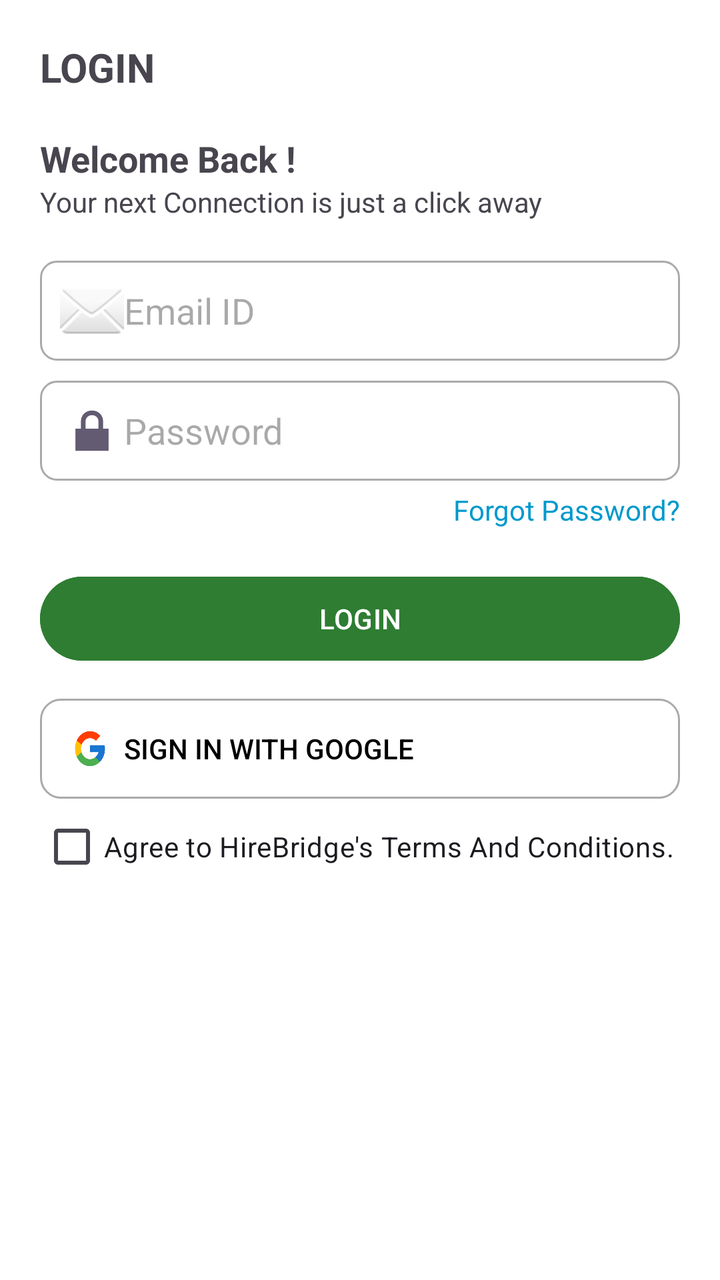
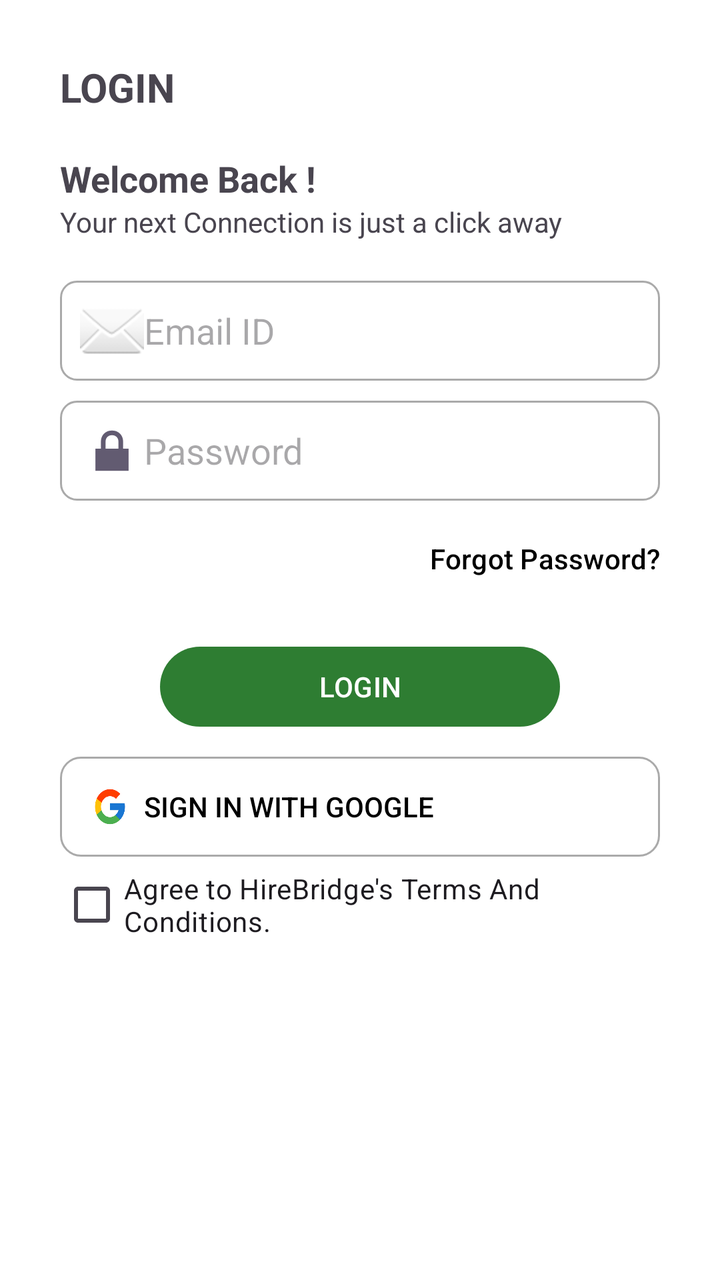

Before-and-after screenshots of an Android layout around one commit, followed by the original layout XML and the change that was made.
<!-- AndroidManifest.xml: application theme Theme.HireBridge -->
<!-- res/layout/activity_login.xml -->
<?xml version="1.0" encoding="utf-8"?>
<ScrollView xmlns:android="http://schemas.android.com/apk/res/android"
    android:layout_width="match_parent"
    android:layout_height="match_parent"
    xmlns:app="http://schemas.android.com/apk/res-auto"
    android:background="@android:color/white"
    android:padding="20dp">

    <LinearLayout
        android:layout_width="match_parent"
        android:layout_height="wrap_content"
        android:orientation="vertical">

        
        <TextView
            android:layout_width="wrap_content"
            android:layout_height="wrap_content"
            android:text="LOGIN"
            android:textStyle="bold"
            android:textSize="20sp"
            android:layout_marginBottom="20dp" />

        
        <TextView
            android:layout_width="wrap_content"
            android:layout_height="wrap_content"
            android:text="Welcome Back !"
            android:textStyle="bold"
            android:textSize="18sp"/>

        <TextView
            android:layout_width="wrap_content"
            android:layout_height="wrap_content"
            android:text="Your next Connection is just a click away"
            android:textSize="14sp"
            android:layout_marginBottom="20dp"/>

        
        <EditText
            android:id="@+id/etEmail"
            android:layout_width="match_parent"
            android:layout_height="50dp"
            android:hint="Email ID"
            android:drawableLeft="@android:drawable/ic_dialog_email"
            android:background="@drawable/edittext_bg"
            android:padding="10dp"
            android:inputType="textEmailAddress"/>

        
        <EditText
            android:id="@+id/etPassword"
            android:layout_width="match_parent"
            android:layout_height="50dp"
            android:hint="Password"
            android:drawableLeft="@android:drawable/ic_lock_lock"
            android:background="@drawable/edittext_bg"
            android:padding="10dp"
            android:layout_marginTop="10dp"
            android:inputType="textPassword"/>

        
        <TextView
            android:id="@+id/tvForgotPassword"
            android:layout_width="wrap_content"
            android:layout_height="wrap_content"
            android:text="Forgot Password?"
            android:textColor="@android:color/holo_blue_dark"
            android:layout_marginTop="5dp"
            android:layout_gravity="end"/>

        
        <Button
            android:id="@+id/btnLogin"
            android:layout_width="match_parent"
            android:layout_height="50dp"
            android:text="LOGIN"
            android:textColor="@android:color/white"
            android:backgroundTint="@color/green"
            android:layout_marginTop="20dp"/>

        
        <com.google.android.material.button.MaterialButton
            android:id="@+id/btnGoogle"
            android:layout_width="match_parent"
            android:layout_height="50dp"
            android:background="@drawable/google_btn_bg"
            android:text="Sign in with Google"
            android:textColor="@android:color/black"
            android:gravity="center_vertical"
            android:paddingStart="16dp"
            android:paddingEnd="16dp"
            app:icon="@drawable/ic_google"
            app:iconGravity="start"
            app:iconPadding="8dp"
            app:iconTint="@null"
            app:backgroundTint="@null"
            app:rippleColor="@android:color/darker_gray"
            style="@style/Widget.AppCompat.Button.Borderless"
            android:layout_marginTop="15dp"/>


        
        <CheckBox
            android:id="@+id/cbTerms"
            android:layout_width="match_parent"
            android:layout_height="wrap_content"
            android:text="Agree to HireBridge's Terms And Conditions."/>

    </LinearLayout>
</ScrollView>
<!-- resources referenced by this layout -->
<resources>
  <color name="green">#2E7D32</color>
  <!-- drawable edittext_bg (drawable) -->
  <?xml version="1.0" encoding="utf-8"?>
  <shape xmlns:android="http://schemas.android.com/apk/res/android"
      android:shape="rectangle">
  
      
      <solid android:color="@android:color/white"/>
  
      
      <stroke
          android:width="1dp"
          android:color="@android:color/darker_gray"/>
  
      
      <corners android:radius="8dp"/>
  
      
      <padding
          android:left="10dp"
          android:top="10dp"
          android:right="10dp"
          android:bottom="10dp"/>
  </shape>
  <!-- drawable google_btn_bg (drawable) -->
  <?xml version="1.0" encoding="utf-8"?>
  <shape xmlns:android="http://schemas.android.com/apk/res/android"
      android:shape="rectangle">
  
      
      <solid android:color="@color/white"/>
  
      
      <stroke
          android:width="1dp"
          android:color="@android:color/darker_gray"/>
  
      
      <corners android:radius="10dp"/>
  
      
      <padding
          android:left="12dp"
          android:top="12dp"
          android:right="12dp"
          android:bottom="12dp"/>
  </shape>
  <!-- drawable ic_google: png bitmap (drawable, 2475 bytes) -->
  <style name="Theme.HireBridge" parent="Base.Theme.HireBridge" />
  <color name="white">#FFFFFFFF</color>
  <style name="Base.Theme.HireBridge" parent="Theme.Material3.DayNight.NoActionBar">
          
          
      </style>
</resources>

<!-- the commit's change to res/layout/activity_login.xml (unified diff, before → after) -->
@@ -4,7 +4,7 @@
     android:layout_height="match_parent"
     xmlns:app="http://schemas.android.com/apk/res-auto"
     android:background="@android:color/white"
-    android:padding="20dp">
+    android:padding="30dp">
 
     <LinearLayout
         android:layout_width="match_parent"
@@ -59,24 +59,38 @@
             android:inputType="textPassword"/>
 
         
-        <TextView
-            android:id="@+id/tvForgotPassword"
+        <Button
+            android:id="@+id/btnForgotPassword"
             android:layout_width="wrap_content"
             android:layout_height="wrap_content"
             android:text="Forgot Password?"
-            android:textColor="@android:color/holo_blue_dark"
+            android:textColor="@color/black"
+            android:background="@android:color/transparent"
             android:layout_marginTop="5dp"
-            android:layout_gravity="end"/>
+            android:layout_gravity="end"
+            android:paddingHorizontal="0dp"
+            android:paddingVertical="0dp"
+            android:textSize="14sp"
+            android:foreground="?attr/selectableItemBackgroundBorderless"/>
+
+
 
         
         <Button
             android:id="@+id/btnLogin"
-            android:layout_width="match_parent"
-            android:layout_height="50dp"
+            android:layout_width="200dp"
+            android:layout_height="40dp"
             android:text="LOGIN"
             android:textColor="@android:color/white"
-            android:backgroundTint="@color/green"
-            android:layout_marginTop="20dp"/>
+            android:layout_gravity="center"
+            android:layout_marginTop="20dp"
+            android:background="@drawable/roundedbutton"
+            android:backgroundTint="@null"
+            app:backgroundTint="@null" />
+
+
+
+
 
         
         <com.google.android.material.button.MaterialButton
<!-- resource entries referenced after the edit -->
@@ -1,5 +1,6 @@
 <!-- resources referenced by this layout -->
 <resources>
+  <color name="black">#FF000000</color>
   <color name="green">#2E7D32</color>
   <!-- drawable edittext_bg (drawable) -->
   <?xml version="1.0" encoding="utf-8"?>
@@ -48,6 +49,12 @@
           android:bottom="12dp"/>
   </shape>
   <!-- drawable ic_google: png bitmap (drawable, 2475 bytes) -->
+  <!-- drawable roundedbutton (drawable) -->
+  <shape xmlns:android="http://schemas.android.com/apk/res/android"
+      android:shape="rectangle">
+      <solid android:color="@color/green" />
+      <corners android:radius="30dp" />
+  </shape>
   <style name="Theme.HireBridge" parent="Base.Theme.HireBridge" />
   <color name="white">#FFFFFFFF</color>
   <style name="Base.Theme.HireBridge" parent="Theme.Material3.DayNight.NoActionBar">
